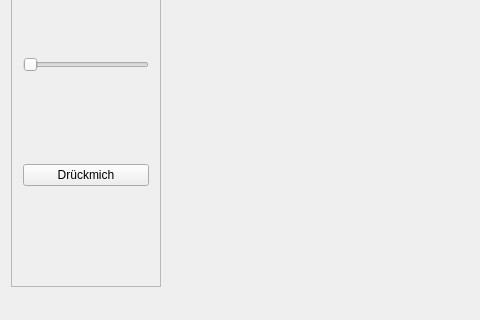
FUSEEProjectTeam/Fusee, file src/Engine/Examples/QtIntegration/QtApplication/QtApplication.ui: the form before one commit; both pictures show x 0 to 480 and y 283 to 603 of the 900 by 603 pixel window.
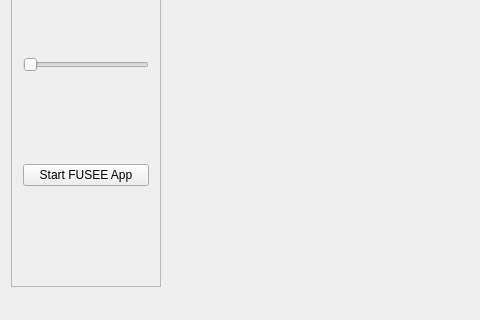
The form after the commit.

Diff of the .ui file:
```diff
--- a/src/Engine/Examples/QtIntegration/QtApplication/QtApplication.ui
+++ b/src/Engine/Examples/QtIntegration/QtApplication/QtApplication.ui
@@ -72,7 +72,7 @@
        <item>
         <widget class="QPushButton" name="pushButton">
          <property name="text">
-          <string>Drückmich</string>
+          <string>Start FUSEE App</string>
          </property>
         </widget>
        </item>
```
